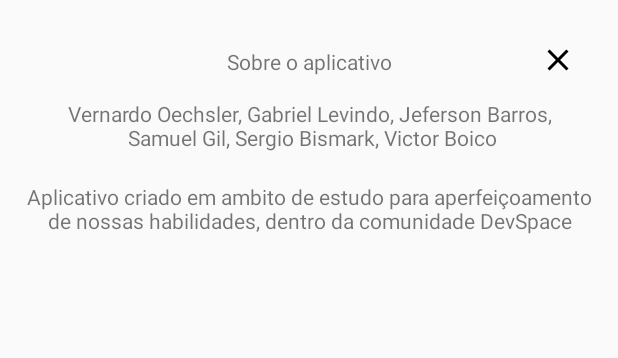
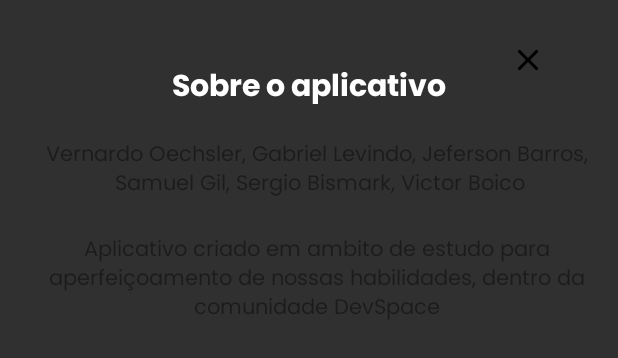
Before and after one commit to ComunidadeDevSpace/FitSpace, an Android app: the layout dialog_settings_about.xml on its own in the app's theme, with its tools: preview values and no code run, on a phone screen of 412 x 824 dp. Shown: the top 358 px of the screen. Run offline under Robolectric (Android 15) with nearby library versions, the phone set to English and light mode, and no system bars.

Commit message:
Criação da task3 da feature Settings.

```diff
--- a/app/src/main/AndroidManifest.xml
+++ b/app/src/main/AndroidManifest.xml
@@ -11,7 +11,7 @@
         android:label="@string/app_name"
         android:roundIcon="@mipmap/ic_launcher_fitspace_round"
         android:supportsRtl="true"
-        android:theme="@style/Theme.FitSpace"
+        android:theme="@style/Theme.AppCompat"
         tools:targetApi="31">
         <activity
             android:name=".ui.GoalsActivity"
--- a/app/src/main/java/com/app/fitspace/presentation/view/SignUp.kt
+++ b/app/src/main/java/com/app/fitspace/presentation/view/SignUp.kt
@@ -15,7 +15,7 @@ import androidx.appcompat.app.AlertDialog
 import androidx.appcompat.widget.AppCompatRadioButton
 import androidx.cardview.widget.CardView
 import com.app.fitspace.R
-import com.app.fitspace.data.local.AppDatabase
+import com.app.fitspace.data.local.AppDataBase
 import com.app.fitspace.data.local.UserDao
 import com.app.fitspace.data.model.User
 import com.google.android.material.snackbar.Snackbar
@@ -39,7 +39,7 @@ class SignUp : AppCompatActivity() {
         val passwordWarning = findViewById<TextView>(R.id.textView_warning)
         val btnSave = findViewById<Button>(R.id.btn_save)
 
-        userDao = AppDatabase.getInstance(this).userDao()
+        userDao = AppDataBase.getInstance(this).userDao()
 
         val userId = intent.getLongExtra("userId", 0)
 
--- a/app/src/main/res/layout/dialog_settings_about.xml
+++ b/app/src/main/res/layout/dialog_settings_about.xml
@@ -14,9 +14,8 @@
         android:background="@android:color/transparent"
         app:layout_constraintEnd_toEndOf="parent"
         app:layout_constraintTop_toTopOf="parent"
-        android:layout_margin="8dp"
         android:src="@drawable/ic_close"
-        android:padding="4dp"
+        style="@style/ButtonPrimary"
         />
 
     <TextView
@@ -28,7 +27,8 @@
         app:layout_constraintStart_toStartOf="parent"
         app:layout_constraintTop_toTopOf="parent"
         android:textAlignment="center"
-        android:layout_marginTop="15dp"
+        android:layout_marginTop="25dp"
+        style="@style/BoasVindas"
         />
 
     <TextView
@@ -41,6 +41,7 @@
         android:text="@string/Creator"
         android:layout_marginTop="15dp"
         android:textAlignment="center"
+        style="@style/Description"
         />
 
     <TextView
@@ -53,6 +54,7 @@
         android:text="@string/More"
         android:layout_marginTop="20dp"
         android:textAlignment="center"
+        style="@style/Description"
         />
 
 
```
